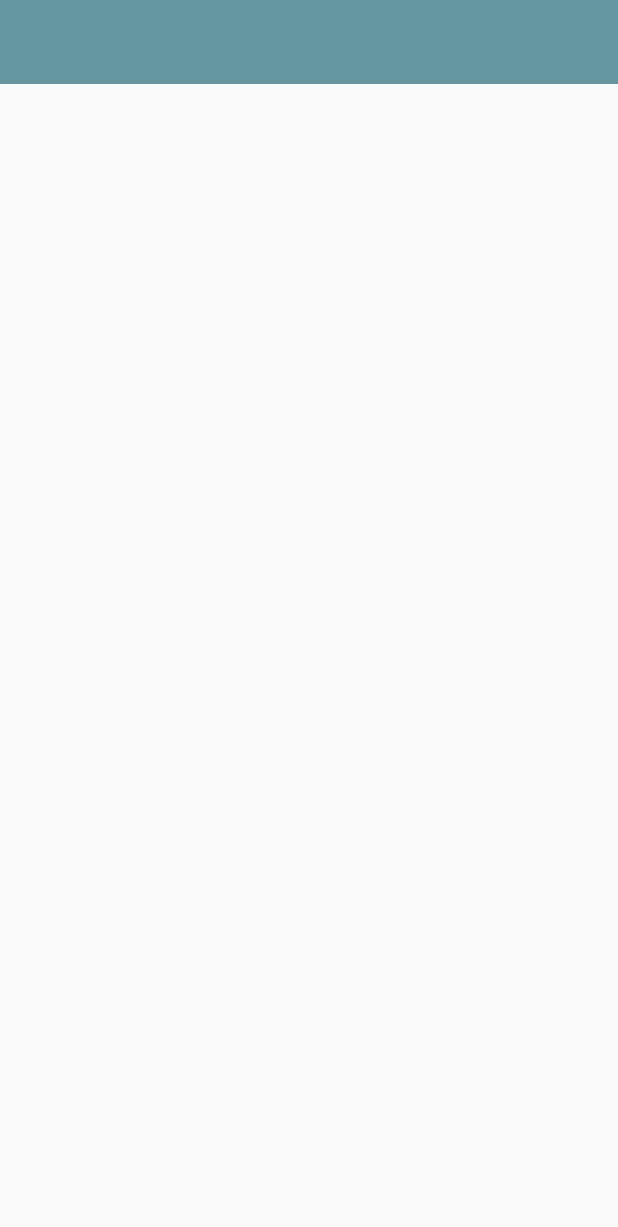
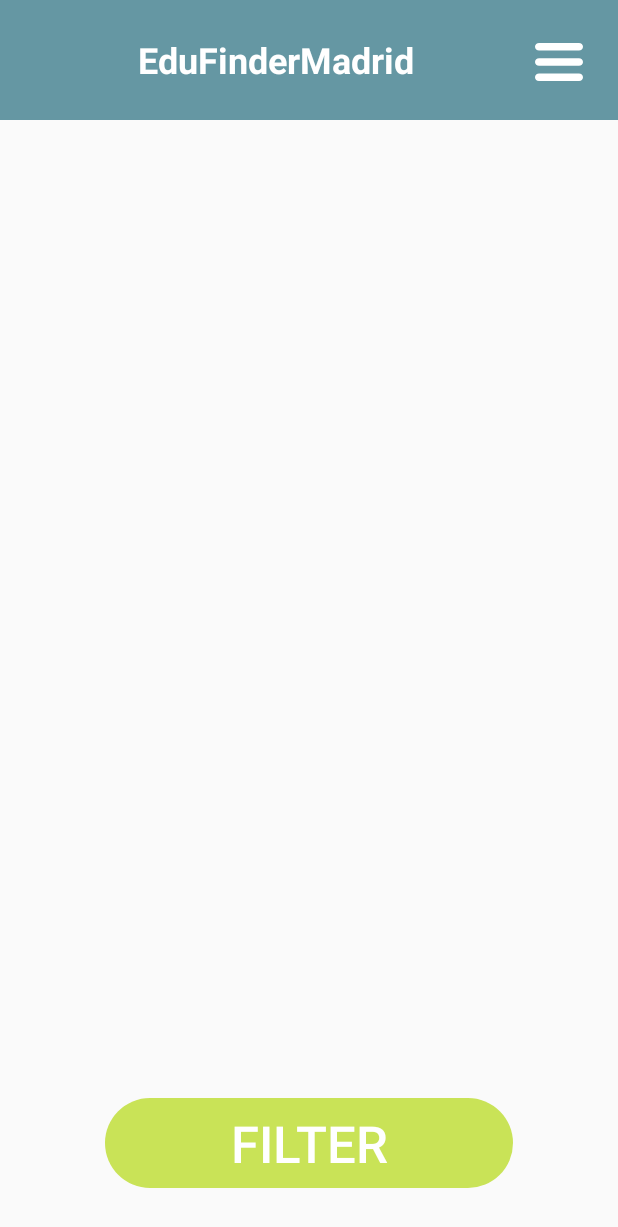
Before and after one commit to josmarqu/EduFinderMadrid_Android_Api-Rest_App, an Android app: the SchoolListActivity screen opened directly, with no data from a screen before it, on a phone screen of 412 x 824 dp. Shown: the top 1227 px of the screen. Run offline under Robolectric (Android 15) with nearby library versions, the light colour scheme and no system bars.

Commit message:
Custom ActionBar layout finished

```diff
--- a/app/src/main/java/app/edufindermadrid/SchoolListActivity.java
+++ b/app/src/main/java/app/edufindermadrid/SchoolListActivity.java
@@ -1,13 +1,48 @@
 package app.edufindermadrid;
 
+import androidx.appcompat.app.ActionBar;
 import androidx.appcompat.app.AppCompatActivity;
+
+import android.annotation.SuppressLint;
+import android.graphics.drawable.Drawable;
+import android.graphics.drawable.LayerDrawable;
 import android.os.Bundle;
+import android.view.Menu;
+import android.widget.TextView;
+
+import androidx.appcompat.widget.Toolbar;
 
 public class SchoolListActivity extends AppCompatActivity {
+    private TextView tvTitle;
 
+    @SuppressLint("MissingInflatedId")
     @Override
     protected void onCreate(Bundle savedInstanceState) {
         super.onCreate(savedInstanceState);
         setContentView(R.layout.activity_school_list);
+        initActionBar();
+        tvTitle = findViewById(R.id.tvTitle);
+    }
+
+    private void initActionBar() {
+        Toolbar toolbar = findViewById(R.id.toolbar);
+        Drawable drawable = getDrawable(R.drawable.hamburger_menu_icon);
+        LayerDrawable layerDrawable = new LayerDrawable(new Drawable[]{drawable});
+        layerDrawable.setLayerInset(0, 0, 40, 20, 0);
+        toolbar.setOverflowIcon(layerDrawable);
+        setSupportActionBar(toolbar);
+        ActionBar actionBar = getSupportActionBar();
+        actionBar.setDisplayOptions(ActionBar.DISPLAY_SHOW_CUSTOM);
+        actionBar.setCustomView(R.layout.action_bar);
+    }
+
+    @Override
+    public boolean onCreateOptionsMenu(Menu menu) {
+        getMenuInflater().inflate(R.menu.main_menu, menu);
+        return true;
+    }
+
+    private void setTitle(String title) {
+        tvTitle.setText(title);
     }
 }
--- /dev/null
+++ b/app/src/main/res/drawable/hamburger_menu_icon.xml
@@ -0,0 +1,10 @@
+<vector xmlns:android="http://schemas.android.com/apk/res/android"
+    android:width="32dp"
+    android:height="25dp"
+    android:viewportWidth="122.88"
+    android:viewportHeight="103.61">
+  <path
+      android:fillColor="#FFFFFF"
+      android:pathData="M10.37,0h102.14c5.7,0 10.37,4.66 10.37,10.37v0c0,5.7 -4.66,10.37 -10.37,10.37H10.37C4.67,20.74 0,16.07 0,10.37v0C0,4.66 4.67,0 10.37,0L10.37,0zM10.37,82.88h102.14c5.7,0 10.37,4.66 10.37,10.37l0,0c0,5.7 -4.66,10.37 -10.37,10.37H10.37C4.67,103.61 0,98.94 0,93.24l0,0C0,87.54 4.67,82.88 10.37,82.88L10.37,82.88zM10.37,41.44h102.14c5.7,0 10.37,4.66 10.37,10.37l0,0c0,5.7 -4.66,10.37 -10.37,10.37H10.37C4.67,62.17 0,57.51 0,51.81l0,0C0,46.1 4.67,41.44 10.37,41.44L10.37,41.44z"
+      android:fillType="evenOdd"/>
+</vector>
--- /dev/null
+++ b/app/src/main/res/layout/action_bar.xml
@@ -0,0 +1,17 @@
+<?xml version="1.0" encoding="utf-8"?>
+<RelativeLayout xmlns:android="http://schemas.android.com/apk/res/android"
+    android:layout_width="match_parent"
+    android:layout_height="match_parent"
+    android:padding="4dp">
+    <TextView
+        android:id="@+id/tvTitle"
+        android:padding="0dp"
+        android:layout_width="match_parent"
+        android:layout_height="wrap_content"
+        android:text="@string/app_name"
+        android:gravity="center"
+        android:textSize="24sp"
+        android:textStyle="bold"
+        android:textColor="@color/white"
+        />
+</RelativeLayout>
--- a/app/src/main/res/layout/activity_school_list.xml
+++ b/app/src/main/res/layout/activity_school_list.xml
@@ -9,9 +9,25 @@
     <androidx.appcompat.widget.Toolbar
         android:id="@+id/toolbar"
         android:layout_width="match_parent"
-        android:layout_height="?attr/actionBarSize"
+        android:layout_height="80dp"
         android:background="@color/soft_blue"
-        android:titleTextColor="@android:color/white"
-        tools:ignore="MissingConstraints" />
+        app:layout_constraintTop_toTopOf="parent"
+      />
+
+    <Button
+        android:id="@+id/btnShow"
+        android:layout_width="0dp"
+        android:layout_height="60dp"
+        android:layout_marginStart="70dp"
+        android:layout_marginEnd="70dp"
+        android:layout_marginBottom="32dp"
+        android:background="@drawable/roundstyle"
+        android:backgroundTint="#C9E357"
+        android:text="@string/filter"
+        android:textColor="@color/white"
+        android:textSize="34sp"
+        app:layout_constraintBottom_toBottomOf="parent"
+        app:layout_constraintEnd_toEndOf="parent"
+        app:layout_constraintStart_toStartOf="parent" />
 
 </androidx.constraintlayout.widget.ConstraintLayout>
--- /dev/null
+++ b/app/src/main/res/menu/main_menu.xml
@@ -0,0 +1,12 @@
+<?xml version="1.0" encoding="utf-8"?>
+<menu xmlns:android="http://schemas.android.com/apk/res/android"
+    xmlns:tools="http://schemas.android.com/tools"
+    tools:context=".Main"
+    >
+    <item android:id="@+id/list"
+        android:title="@string/list"
+        android:orderInCategory="0" />
+    <item android:id="@+id/map"
+        android:title="@string/map"
+        android:orderInCategory="1" />
+</menu>
--- /dev/null
+++ b/app/src/main/res/values/ids.xml
@@ -0,0 +1,5 @@
+<?xml version="1.0" encoding="utf-8"?>
+<resources>
+    <item name="action_bar_overflow" type="id" />
+    <item name="overflow_menu_button" type="id" />
+</resources>
--- /dev/null
+++ b/app/src/main/res/values/refs.xml
@@ -0,0 +1,2 @@
+<?xml version="1.0" encoding="utf-8"?>
+<resources></resources>
--- a/app/src/main/res/values/strings.xml
+++ b/app/src/main/res/values/strings.xml
@@ -1,4 +1,7 @@
 <resources>
     <string name="app_name">EduFinderMadrid</string>
     <string name="show">SHOW</string>
+    <string name="filter">FILTER</string>
+    <string name="list">list</string>
+    <string name="map">map</string>
 </resources>
--- a/app/src/main/res/values/themes.xml
+++ b/app/src/main/res/values/themes.xml
@@ -7,4 +7,5 @@
         <item name="colorAccent">@color/soft_blue</item>
         <!-- Customize your theme here. -->
     </style>
+
 </resources>
```
